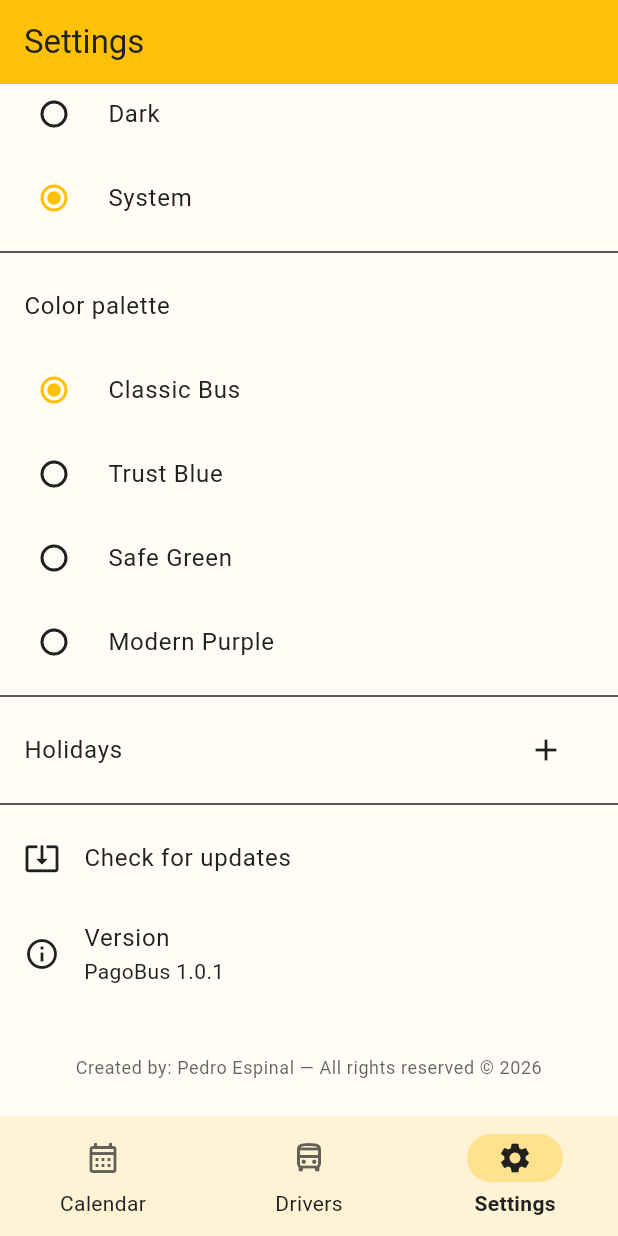
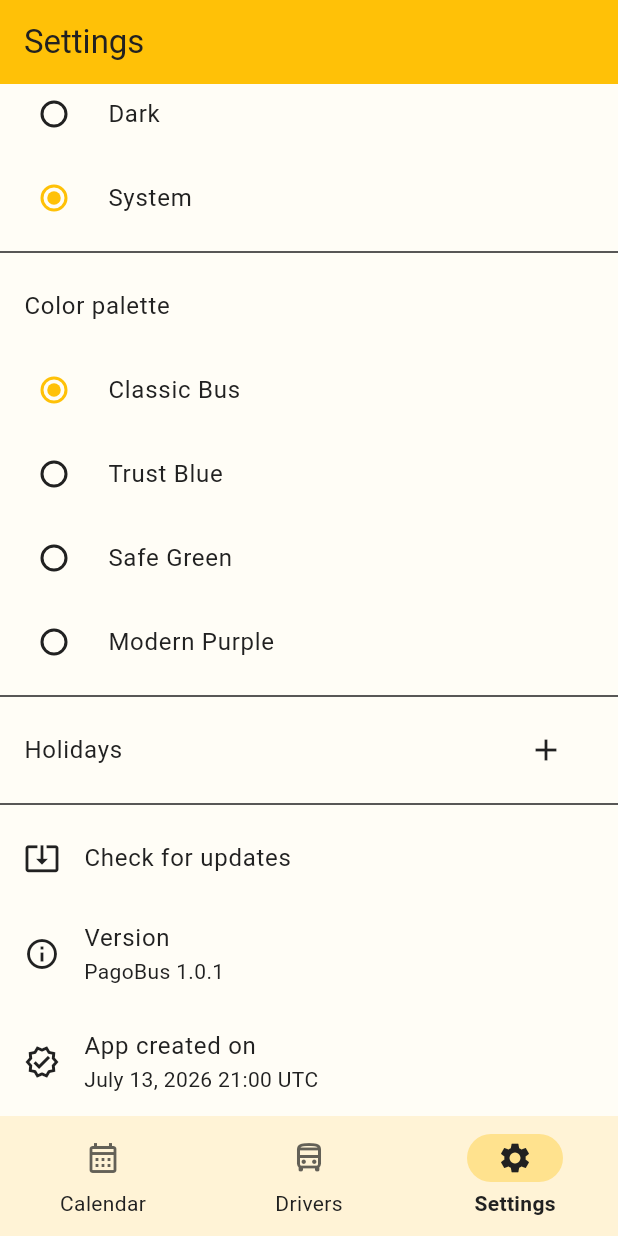
Before and after one commit to pedroespinal/pagobus, a Flutter app: the screen it shows after launch, item 3 of the bottom bar chosen, scrolled down 192 dp, on a phone screen of 412 x 824 dp. Run offline on Flutter 3.47's test engine with Material 3 defaults, Android fonts, the phone set to English and light mode, and no system bars; our stand-ins replace package_info_plus, shared_preferences, sqflite, table_calendar; accounts and stored records are empty; generated files the repository leaves out were written again; network calls fail.

Commit message:
Add immutable app-creation timestamp to Settings
Records the fixed date/time PagoBus was originally created (2026-07-13
21:00 UTC) as a hardcoded constant, distinct from the version number which
increments every release. Shown in Settings next to the version and footer.

```diff
--- a/lib/l10n/app_en.arb
+++ b/lib/l10n/app_en.arb
@@ -66,6 +66,7 @@
   "addHoliday": "Add holiday",
   "aboutLabel": "About",
   "versionLabel": "Version",
+  "appCreatedLabel": "App created on",
   "checkForUpdates": "Check for updates",
   "footerCredit": "Created by: Pedro Espinal — All rights reserved © 2026",
 
--- a/lib/l10n/app_es.arb
+++ b/lib/l10n/app_es.arb
@@ -66,6 +66,7 @@
   "addHoliday": "Agregar feriado",
   "aboutLabel": "Acerca de",
   "versionLabel": "Version",
+  "appCreatedLabel": "Aplicacion creada el",
   "checkForUpdates": "Buscar actualizaciones",
   "footerCredit": "Creado por: Pedro Espinal — Todos los derechos reservados © 2026",
 
--- a/lib/screens/settings_screen.dart
+++ b/lib/screens/settings_screen.dart
@@ -3,6 +3,7 @@ import 'package:intl/intl.dart';
 import 'package:package_info_plus/package_info_plus.dart';
 
 import '../l10n/app_localizations.dart';
+import '../services/app_origin.dart';
 import '../services/holiday_service.dart';
 import '../services/settings_service.dart';
 import '../services/update_service.dart';
@@ -193,6 +194,13 @@ class _SettingsScreenState extends State<SettingsScreen> {
                 subtitle: Text('PagoBus $_version'),
                 leading: const Icon(Icons.info_outline),
               ),
+              ListTile(
+                title: Text(l10n.appCreatedLabel),
+                subtitle: Text(
+                  '${DateFormat.yMMMMd(locale).add_Hm().format(AppOrigin.createdAtUtc)} UTC',
+                ),
+                leading: const Icon(Icons.verified_outlined),
+              ),
               const SizedBox(height: 24),
               Padding(
                 padding: const EdgeInsets.symmetric(horizontal: 16, vertical: 8),
--- /dev/null
+++ b/lib/services/app_origin.dart
@@ -0,0 +1,10 @@
+/// Immutable "birth certificate" of PagoBus.
+///
+/// This timestamp records the exact moment the app was originally created.
+/// It must NEVER be changed by future rebuilds, version bumps, or releases —
+/// unlike the version number (which increments every build), this is a fixed
+/// historical fact and is intentionally hardcoded rather than derived from
+/// build time.
+class AppOrigin {
+  static final DateTime createdAtUtc = DateTime.utc(2026, 7, 13, 21, 0);
+}
```
